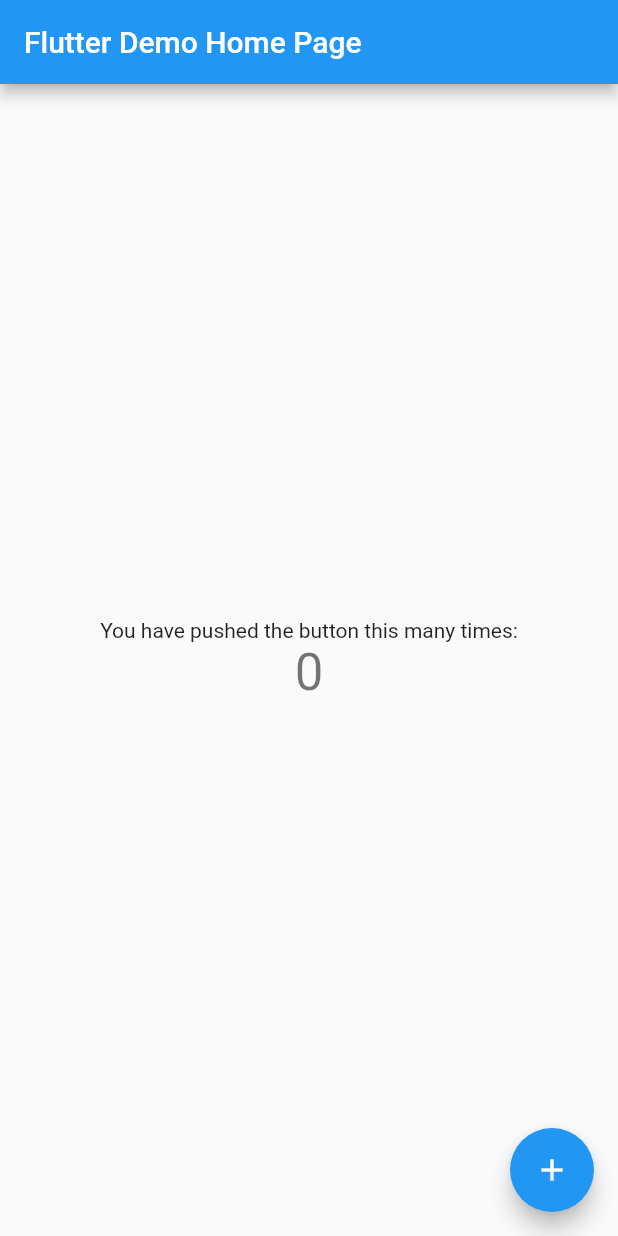
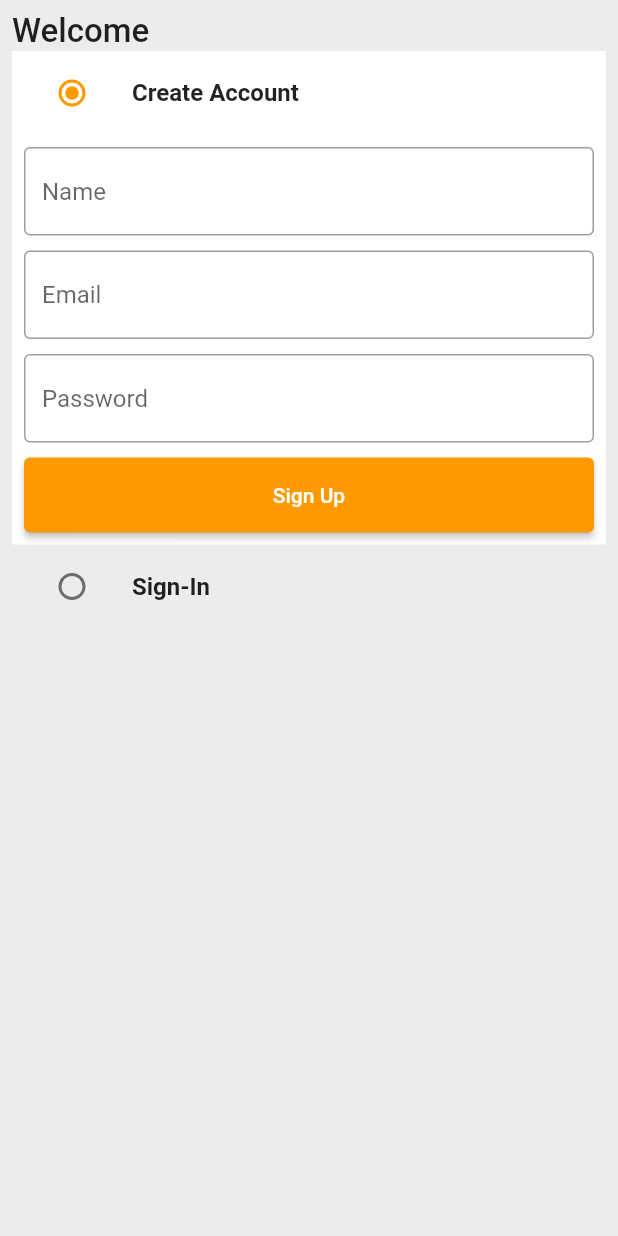
Before and after one commit to fbatisteti/E-Comm, a Flutter app: the screen it shows after launch, on a phone screen of 412 x 824 dp. Run offline on Flutter 3.47's test engine with Material 2 defaults, Android fonts, the phone set to English and light mode, and no system bars.

Commit message:
tela de login

```diff
--- /dev/null
+++ b/ecomm/lib/common/widgets/custom_button.dart
@@ -0,0 +1,23 @@
+import 'package:flutter/material.dart';
+
+class CustomButton extends StatelessWidget {
+  final String text;
+  final VoidCallback onTap;
+
+  const CustomButton({
+    Key? key,
+    required this.text,
+    required this.onTap,
+  }) : super(key: key);
+
+  @override
+  Widget build(BuildContext context){
+    return ElevatedButton(
+      onPressed: onTap,
+      style: ElevatedButton.styleFrom(
+        minimumSize: const Size(double.infinity, 50)
+      ),
+      child: Text(text),
+    );
+  }
+}
--- /dev/null
+++ b/ecomm/lib/common/widgets/custom_textfield.dart
@@ -0,0 +1,33 @@
+import 'package:flutter/material.dart';
+
+class CustomTextfield extends StatelessWidget {
+  final TextEditingController controller;
+  final String hintText;
+
+  const CustomTextfield({
+    Key? key,
+    required this.controller,
+    required this.hintText,
+  }) : super(key: key);
+
+  @override
+  Widget build(BuildContext context){
+    return TextFormField(
+      controller: controller,
+      decoration: InputDecoration(
+        hintText: hintText,
+        border: const OutlineInputBorder(
+          borderSide: BorderSide(
+            color: Colors.black38,
+          ),
+        ),
+        enabledBorder: const OutlineInputBorder(
+          borderSide: BorderSide(
+            color: Colors.black38,
+          ),
+        ),
+      ),
+      validator: (val) {},
+    );
+  }
+}
--- /dev/null
+++ b/ecomm/lib/constants/global_variables.dart
@@ -0,0 +1,50 @@
+import "package:flutter/material.dart";
+
+class GlobalVariables {
+  // COLORS
+  static const appBarGradient = LinearGradient(
+    colors: [
+      Color.fromARGB(255, 29, 201, 192),
+      Color.fromARGB(255, 125, 221, 216),
+    ],
+    stops: [0.5, 1.0],
+  );
+
+  static const secondaryColor = Color.fromRGBO(255, 153, 0, 1);
+  static const backgroundColor = Colors.white;
+  static const Color greyBackgroundCOlor = Color(0xffebecee);
+  static var selectedNavBarColor = Colors.cyan[800]!;
+  static const unselectedNavBarColor = Colors.black87;
+
+  // STATIC IMAGES
+  static const List<String> carouselImages = [
+    'https://images-eu.ssl-images-amazon.com/images/G/31/img21/Wireless/WLA/TS/D37847648_Accessories_savingdays_Jan22_Cat_PC_1500.jpg',
+    'https://images-eu.ssl-images-amazon.com/images/G/31/img2021/Vday/bwl/English.jpg',
+    'https://images-eu.ssl-images-amazon.com/images/G/31/img22/Wireless/AdvantagePrime/BAU/14thJan/D37196025_IN_WL_AdvantageJustforPrime_Jan_Mob_ingress-banner_1242x450.jpg',
+    'https://images-na.ssl-images-amazon.com/images/G/31/Symbol/2020/00NEW/1242_450Banners/PL31_copy._CB432483346_.jpg',
+    'https://images-na.ssl-images-amazon.com/images/G/31/img21/shoes/September/SSW/pc-header._CB641971330_.jpg',
+  ];
+
+  static const List<Map<String, String>> categoryImages = [
+    {
+      'title': 'Mobiles',
+      'image': 'assets/images/mobiles.jpeg',
+    },
+    {
+      'title': 'Essentials',
+      'image': 'assets/images/essentials.jpeg',
+    },
+    {
+      'title': 'Appliances',
+      'image': 'assets/images/appliances.jpeg',
+    },
+    {
+      'title': 'Books',
+      'image': 'assets/images/books.jpeg',
+    },
+    {
+      'title': 'Fashion',
+      'image': 'assets/images/fashion.jpeg',
+    },
+  ];
+}
--- /dev/null
+++ b/ecomm/lib/features/auth/screens/auth_screen.dart
@@ -0,0 +1,158 @@
+import 'package:ecomm/common/widgets/custom_button.dart';
+import 'package:ecomm/common/widgets/custom_textfield.dart';
+import 'package:ecomm/constants/global_variables.dart';
+import 'package:flutter/material.dart';
+
+enum Auth {
+  signin,
+  signup,
+}
+
+class AuthScreen extends StatefulWidget {
+  static const String routeName = '/auth-screen';
+  const AuthScreen({ Key? key }) : super(key: key);
+
+  @override
+  _AuthScreenState createState() => _AuthScreenState();
+}
+
+class _AuthScreenState extends State<AuthScreen> {
+  Auth _auth = Auth.signup;
+  final _signUpFormKey = GlobalKey<FormState>();
+  final _signInFormKey = GlobalKey<FormState>();
+
+  final TextEditingController _emailController = TextEditingController();
+  final TextEditingController _passwordController = TextEditingController();
+  final TextEditingController _nameController = TextEditingController();
+
+  @override
+  void dispose() {
+    super.dispose();
+    _emailController.dispose();
+    _passwordController.dispose();
+    _nameController.dispose();
+  }
+
+  @override
+  Widget build(BuildContext context) {
+    return Scaffold(
+      backgroundColor: GlobalVariables.greyBackgroundCOlor,
+      body: SafeArea(
+        child: Padding(
+          padding: const EdgeInsets.all(8.0),
+          child: Column(
+            crossAxisAlignment: CrossAxisAlignment.start,
+            children: [
+              const Text(
+                'Welcome',
+                style: TextStyle(
+                  fontSize: 22,
+                  fontWeight: FontWeight.w500
+                ),
+              ),
+              ListTile(
+                title: const Text(
+                  'Create Account',
+                  style: TextStyle(
+                    fontWeight: FontWeight.bold
+                  ),
+                ),
+                tileColor: _auth == Auth.signup
+                  ? GlobalVariables.backgroundColor
+                  : GlobalVariables.greyBackgroundCOlor,
+                leading: Radio(
+                  activeColor: GlobalVariables.secondaryColor,
+                  value: Auth.signup,
+                  groupValue: _auth,
+                  onChanged: (Auth? val) {
+                    setState(() {
+                      _auth = val!; // ! to make sure it won't be NULL
+                    });
+                  },
+                ),
+              ),
+              if(_auth == Auth.signup)
+                Container(
+                  padding: const EdgeInsets.all(8),
+                  color: GlobalVariables.backgroundColor,
+                  child: Form(
+                    key: _signUpFormKey,
+                    child: Column(
+                      children: [
+                        CustomTextfield(
+                          controller: _nameController,
+                          hintText: 'Name',
+                        ),
+                        const SizedBox(height: 10,),
+                        CustomTextfield(
+                          controller: _emailController,
+                          hintText: 'Email',
+                        ),
+                        const SizedBox(height: 10,),
+                        CustomTextfield(
+                          controller: _passwordController,
+                          hintText: 'Password',
+                        ),
+                        const SizedBox(height: 10,),
+                        CustomButton(
+                          text: "Sign Up",
+                          onTap: () {},
+                        ),
+                      ],
+                    ),
+                  ),
+                ),
+              ListTile(
+                title: const Text(
+                  'Sign-In',
+                  style: TextStyle(
+                    fontWeight: FontWeight.bold
+                  ),
+                ),
+                tileColor: _auth == Auth.signin
+                  ? GlobalVariables.backgroundColor
+                  : GlobalVariables.greyBackgroundCOlor,
+                leading: Radio(
+                  activeColor: GlobalVariables.secondaryColor,
+                  value: Auth.signin,
+                  groupValue: _auth,
+                  onChanged: (Auth? val) {
+                    setState(() {
+                      _auth = val!; // ! to make sure it won't be NULL
+                    });
+                  },
+                ),
+              ),
+              if(_auth == Auth.signin)
+                Container(
+                  padding: const EdgeInsets.all(8),
+                  color: GlobalVariables.backgroundColor,
+                  child: Form(
+                    key: _signUpFormKey,
+                    child: Column(
+                      children: [
+                        CustomTextfield(
+                          controller: _emailController,
+                          hintText: 'Email',
+                        ),
+                        const SizedBox(height: 10,),
+                        CustomTextfield(
+                          controller: _passwordController,
+                          hintText: 'Password',
+                        ),
+                        const SizedBox(height: 10,),
+                        CustomButton(
+                          text: "Sign In",
+                          onTap: () {},
+                        ),
+                      ],
+                    ),
+                  ),
+                ),
+            ],
+          ),
+        )
+      ),
+    );
+  }
+}
--- a/ecomm/lib/main.dart
+++ b/ecomm/lib/main.dart
@@ -1,3 +1,6 @@
+import 'package:ecomm/constants/global_variables.dart';
+import 'package:ecomm/features/auth/screens/auth_screen.dart';
+import 'package:ecomm/router.dart';
 import 'package:flutter/material.dart';
 
 void main() {
@@ -7,109 +10,24 @@
 class MyApp extends StatelessWidget {
   const MyApp({super.key});
 
-  // This widget is the root of your application.
   @override
   Widget build(BuildContext context) {
     return MaterialApp(
-      title: 'Flutter Demo',
+      title: 'E-Comm',
       theme: ThemeData(
-        // This is the theme of your application.
-        //
-        // Try running your application with "flutter run". You'll see the
-        // application has a blue toolbar. Then, without quitting the app, try
-        // changing the primarySwatch below to Colors.green and then invoke
-        // "hot reload" (press "r" in the console where you ran "flutter run",
-        // or simply save your changes to "hot reload" in a Flutter IDE).
-        // Notice that the counter didn't reset back to zero; the application
-        // is not restarted.
-        primarySwatch: Colors.blue,
+        scaffoldBackgroundColor: GlobalVariables.backgroundColor,
+        colorScheme: const ColorScheme.light(
+          primary: GlobalVariables.secondaryColor,
+        ),
+        appBarTheme: const AppBarTheme(
+          elevation: 0,
+          iconTheme: IconThemeData(
+            color: Colors.black
+          ),
+        ),
       ),
-      home: const MyHomePage(title: 'Flutter Demo Home Page'),
+      onGenerateRoute: (settings) => generateRoute(settings),
+      home: const AuthScreen(),
     );
   }
 }
-
-class MyHomePage extends StatefulWidget {
-  const MyHomePage({super.key, required this.title});
-
-  // This widget is the home page of your application. It is stateful, meaning
-  // that it has a State object (defined below) that contains fields that affect
-  // how it looks.
-
-  // This class is the configuration for the state. It holds the values (in this
-  // case the title) provided by the parent (in this case the App widget) and
-  // used by the build method of the State. Fields in a Widget subclass are
-  // always marked "final".
-
-  final String title;
-
-  @override
-  State<MyHomePage> createState() => _MyHomePageState();
-}
-
-class _MyHomePageState extends State<MyHomePage> {
-  int _counter = 0;
-
-  void _incrementCounter() {
-    setState(() {
-      // This call to setState tells the Flutter framework that something has
-      // changed in this State, which causes it to rerun the build method below
-      // so that the display can reflect the updated values. If we changed
-      // _counter without calling setState(), then the build method would not be
-      // called again, and so nothing would appear to happen.
-      _counter++;
-    });
-  }
-
-  @override
-  Widget build(BuildContext context) {
-    // This method is rerun every time setState is called, for instance as done
-    // by the _incrementCounter method above.
-    //
-    // The Flutter framework has been optimized to make rerunning build methods
-    // fast, so that you can just rebuild anything that needs updating rather
-    // than having to individually change instances of widgets.
-    return Scaffold(
-      appBar: AppBar(
-        // Here we take the value from the MyHomePage object that was created by
-        // the App.build method, and use it to set our appbar title.
-        title: Text(widget.title),
-      ),
-      body: Center(
-        // Center is a layout widget. It takes a single child and positions it
-        // in the middle of the parent.
-        child: Column(
-          // Column is also a layout widget. It takes a list of children and
-          // arranges them vertically. By default, it sizes itself to fit its
-          // children horizontally, and tries to be as tall as its parent.
-          //
-          // Invoke "debug painting" (press "p" in the console, choose the
-          // "Toggle Debug Paint" action from the Flutter Inspector in Android
-          // Studio, or the "Toggle Debug Paint" command in Visual Studio Code)
-          // to see the wireframe for each widget.
-          //
-          // Column has various properties to control how it sizes itself and
-          // how it positions its children. Here we use mainAxisAlignment to
-          // center the children vertically; the main axis here is the vertical
-          // axis because Columns are vertical (the cross axis would be
-          // horizontal).
-          mainAxisAlignment: MainAxisAlignment.center,
-          children: <Widget>[
-            const Text(
-              'You have pushed the button this many times:',
-            ),
-            Text(
-              '$_counter',
-              style: Theme.of(context).textTheme.headlineMedium,
-            ),
-          ],
-        ),
-      ),
-      floatingActionButton: FloatingActionButton(
-        onPressed: _incrementCounter,
-        tooltip: 'Increment',
-        child: const Icon(Icons.add),
-      ), // This trailing comma makes auto-formatting nicer for build methods.
-    );
-  }
-}
--- /dev/null
+++ b/ecomm/lib/router.dart
@@ -0,0 +1,22 @@
+import 'package:ecomm/features/auth/screens/auth_screen.dart';
+import 'package:flutter/material.dart';
+
+Route<dynamic> generateRoute(RouteSettings routeSettings) {
+  switch(routeSettings.name) {
+    case AuthScreen.routeName:
+      return MaterialPageRoute(
+        settings: routeSettings,
+        builder: (_) => const AuthScreen(),
+      );
+
+    default:
+      return MaterialPageRoute(
+        settings: routeSettings,
+        builder: (_) => const Scaffold(
+          body: Center(
+            child: Text('Error 404'),
+          ),
+        ),
+      );
+  }
+}
```
Also changed, not shown: 10 other files.
